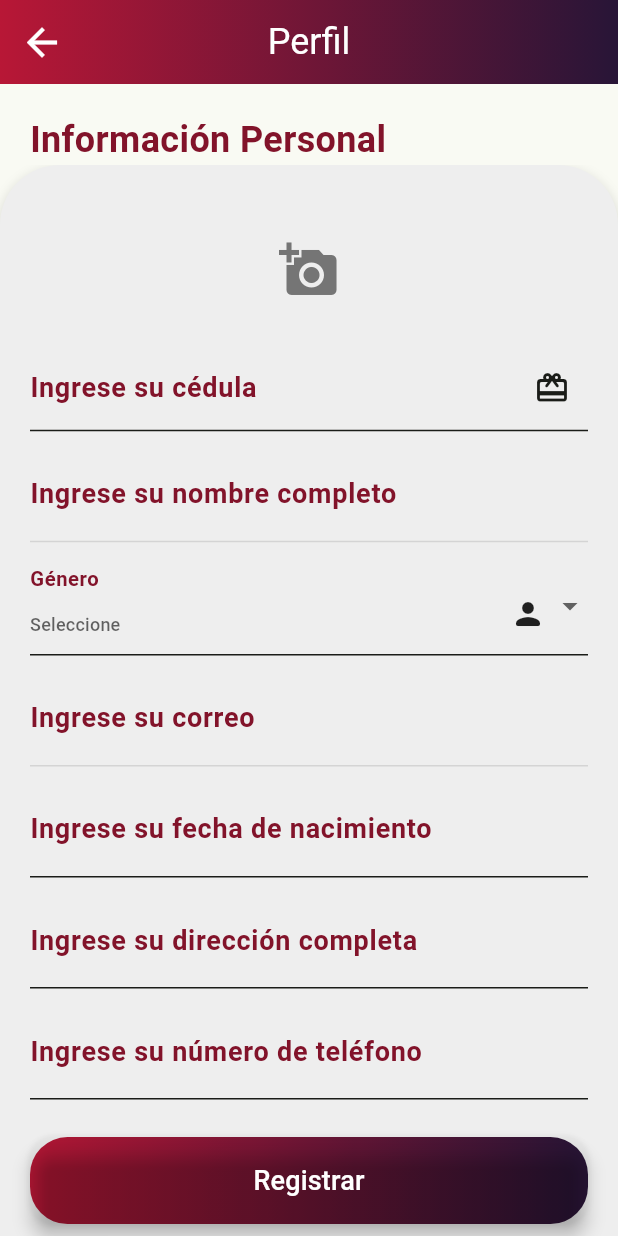
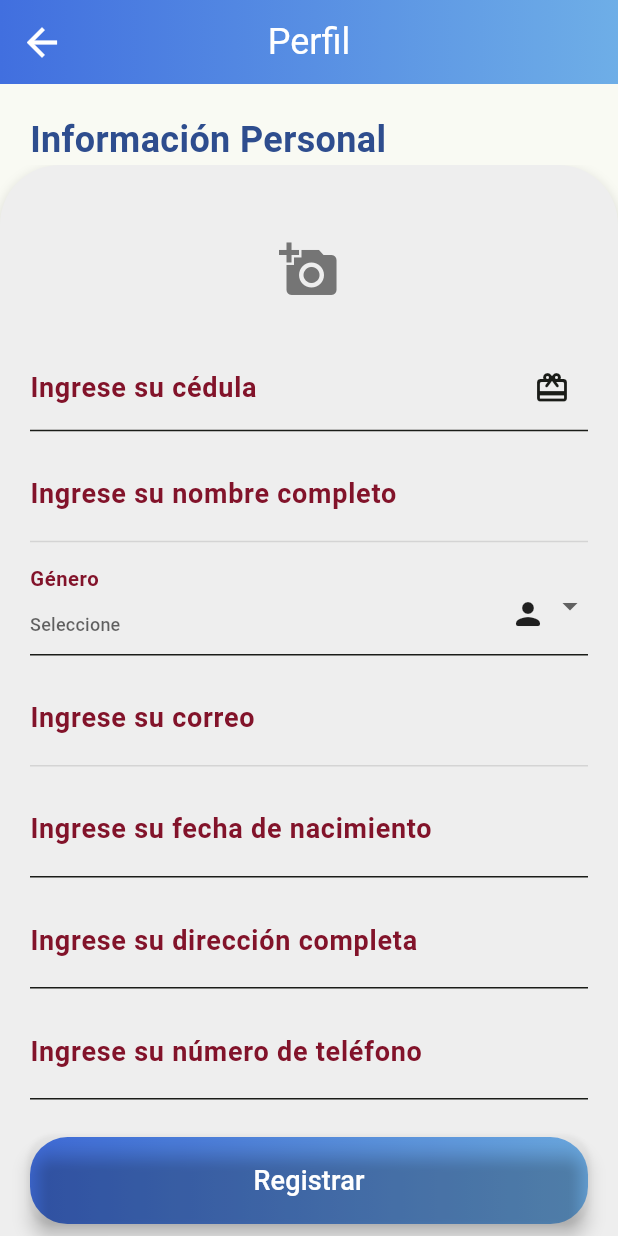
Before and after one commit to jordanlaguna/trabajorapid, a Flutter app: the ConfigPage screen opened directly, after a tap on "Información de perfil", on a phone screen of 412 x 824 dp. Run offline on Flutter 3.47's test engine with Material 3 defaults, Android fonts, the light colour scheme and no system bars; our stand-ins replace carousel_slider, cloud_firestore, curved_navigation_bar, firebase_auth, firebase_core, firebase_storage and 6 more; missing offline and left inert: flutter_login_facebook; accounts and stored records are empty; Roboto replaces fonts that are missing (Montserrat).

Commit message:
Refactor gradient colors in multiple files

```diff
--- a/lib/components/burbleChat/burble_chat.dart
+++ b/lib/components/burbleChat/burble_chat.dart
@@ -13,10 +13,10 @@ class BurbleChat extends StatelessWidget {
       padding: const EdgeInsets.all(20),
       decoration: BoxDecoration(
         borderRadius: BorderRadius.circular(20),
-        gradient: const LinearGradient(
+        gradient: LinearGradient(
           colors: [
-            Color(0xffB81736),
-            Color(0xff281537),
+            Theme.of(context).colorScheme.primary,
+            Theme.of(context).colorScheme.secondary,
           ],
         ),
       ),
--- a/lib/components/menuSlider/configuration/aboutOf/page_about.dart
+++ b/lib/components/menuSlider/configuration/aboutOf/page_about.dart
@@ -19,11 +19,11 @@ class PageAbout extends StatelessWidget {
         centerTitle: true,
         backgroundColor: Colors.transparent,
         flexibleSpace: Container(
-          decoration: const BoxDecoration(
+          decoration: BoxDecoration(
             gradient: LinearGradient(
               colors: [
-                Color(0xffB81736),
-                Color(0xff281537),
+                Theme.of(context).colorScheme.primary,
+                Theme.of(context).colorScheme.secondary,
               ],
             ),
           ),
--- a/lib/components/menuSlider/configuration/configPage/page_config.dart
+++ b/lib/components/menuSlider/configuration/configPage/page_config.dart
@@ -21,11 +21,11 @@ class ConfigPage extends StatelessWidget {
         centerTitle: true,
         backgroundColor: Colors.transparent,
         flexibleSpace: Container(
-          decoration: const BoxDecoration(
+          decoration: BoxDecoration(
             gradient: LinearGradient(
               colors: [
-                Color(0xffB81736),
-                Color(0xff281537),
+                Theme.of(context).colorScheme.primary,
+                Theme.of(context).colorScheme.secondary,
               ],
             ),
           ),
--- a/lib/components/menuSlider/page_chat/page_chat.dart
+++ b/lib/components/menuSlider/page_chat/page_chat.dart
@@ -77,11 +77,11 @@ class _ChatHomeState extends State<ChatHome> {
         centerTitle: true,
         backgroundColor: Colors.transparent,
         flexibleSpace: Container(
-          decoration: const BoxDecoration(
+          decoration: BoxDecoration(
             gradient: LinearGradient(
               colors: [
-                Color(0xffB81736),
-                Color(0xff281537),
+                Theme.of(context).colorScheme.primary,
+                Theme.of(context).colorScheme.secondary,
               ],
             ),
           ),
--- a/lib/components/menuSlider/perfilDrawer/profile_drawer.dart
+++ b/lib/components/menuSlider/perfilDrawer/profile_drawer.dart
@@ -93,14 +93,14 @@ class _ProfileDrawerState extends State<ProfileDrawer> {
             fontWeight: FontWeight.w400,
           ),
         ),
+        backgroundColor: Colors.transparent,
         centerTitle: true,
-        backgroundColor: Colors.transparent,
         flexibleSpace: Container(
-          decoration: const BoxDecoration(
+          decoration: BoxDecoration(
             gradient: LinearGradient(
               colors: [
-                Color(0xffB81736),
-                Color(0xff281537),
+                Theme.of(context).colorScheme.primary,
+                Theme.of(context).colorScheme.secondary,
               ],
             ),
           ),
@@ -117,7 +117,7 @@ class _ProfileDrawerState extends State<ProfileDrawer> {
               child: Text(
                 'Información Personal',
                 style: TextStyle(
-                  color: Color.fromARGB(255, 130, 19, 42),
+                  color: Color.fromARGB(255, 46, 77, 142),
                   fontSize: 24,
                   fontFamily: 'Montserrat',
                   fontWeight: FontWeight.bold,
@@ -364,10 +364,10 @@ class _ProfileDrawerState extends State<ProfileDrawer> {
                           Container(
                             width: double.infinity,
                             decoration: BoxDecoration(
-                              gradient: const LinearGradient(
+                              gradient: LinearGradient(
                                 colors: [
-                                  Color(0xffB81736),
-                                  Color(0xff281537),
+                                  Theme.of(context).colorScheme.primary,
+                                  Theme.of(context).colorScheme.secondary,
                                 ],
                               ),
                               borderRadius: BorderRadius.circular(25),
```
Also changed, not shown: lib/components/menuSlider/page_chat/page_home_chat.dart (+4 -4 lines), lib/mainHome/moduleMain.dart (+4 -4 lines), lib/pageMenuBottom/home.dart (+6 -6 lines), lib/pageMenuBottom/homeService/homeService.dart (+4 -3 lines).
